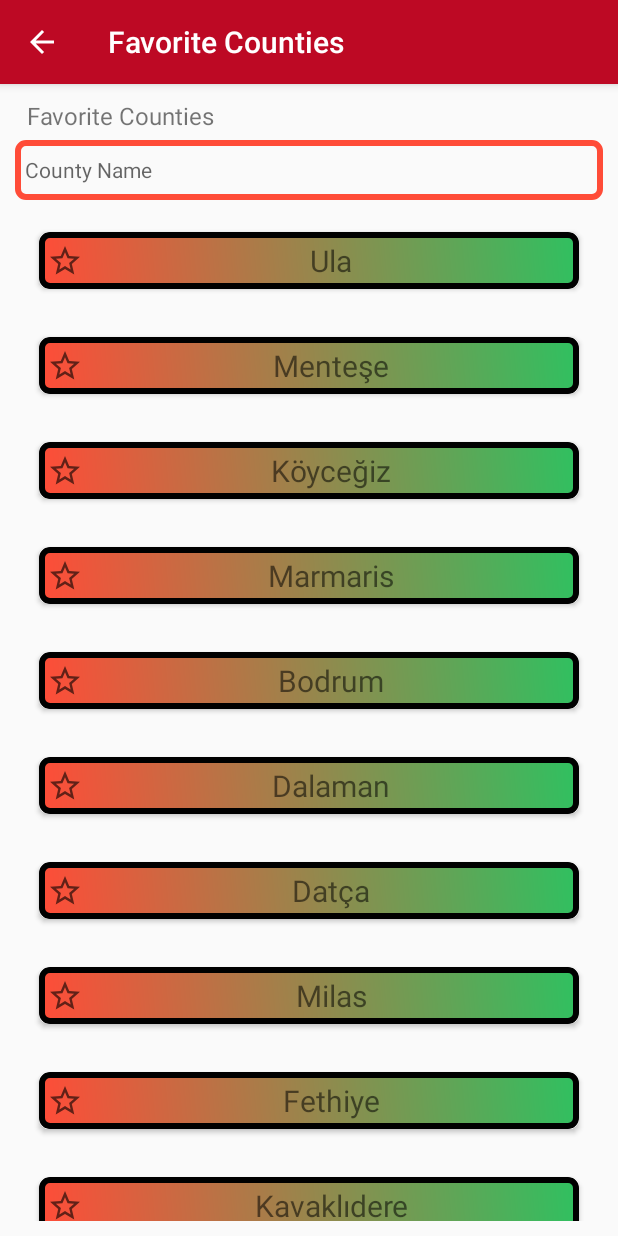
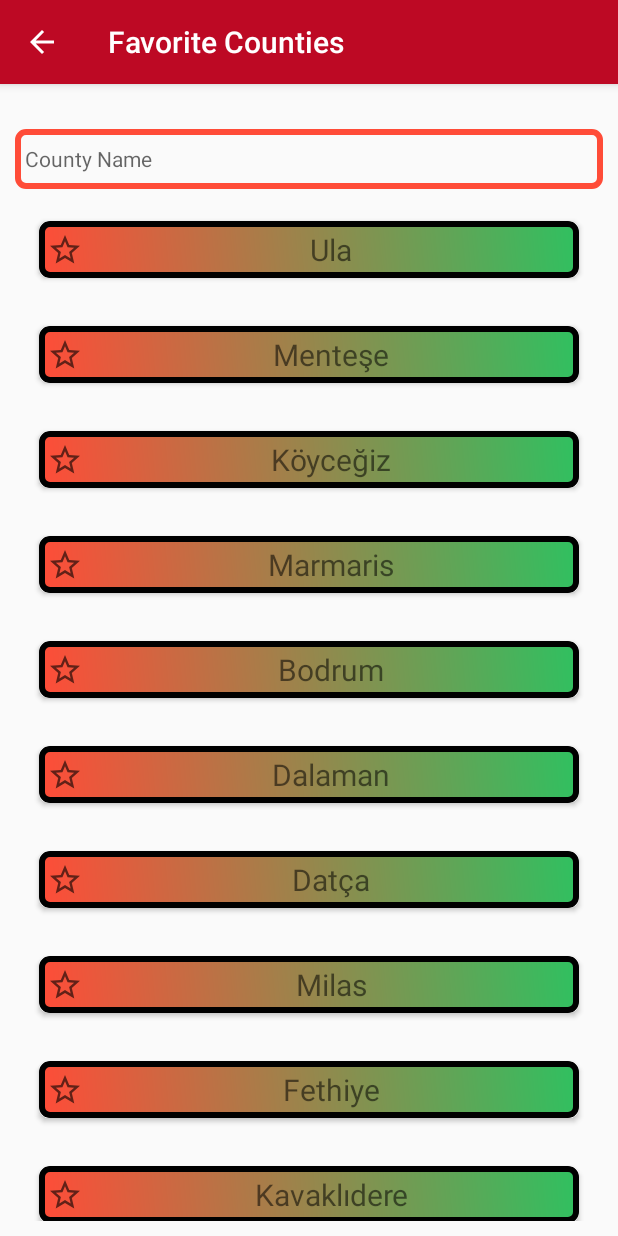
Before and after one commit to VirtusRnD/WAPS_MOBILE, an Android app: the FavCounties screen opened directly, with no data from a screen before it, on a phone screen of 412 x 824 dp. Run offline under Robolectric (Android 15) with nearby library versions, the phone set to English and light mode, and no system bars; our stand-ins replace Firebase (no records; nobody signed in at launch, a user with empty details on screens opened directly).

Commit message:
"bug fix"

```diff
--- a/app/src/main/java/WildfireAnalysisAndPredictionSystem/test2/PopDeleteAccount.java
+++ b/app/src/main/java/WildfireAnalysisAndPredictionSystem/test2/PopDeleteAccount.java
@@ -31,6 +31,7 @@
                 SaveSharedPreference.clearUserName(PopDeleteAccount.this);
                 Intent intent = new Intent(PopDeleteAccount.this, SignInPageActivity.class);
                 startActivity(intent);
+                finishAffinity();
                 //TODO somehow kill settingsPage for the user not being able to sign in by back button
             }
         });
--- a/app/src/main/java/WildfireAnalysisAndPredictionSystem/test2/SettingsPageActivity.java
+++ b/app/src/main/java/WildfireAnalysisAndPredictionSystem/test2/SettingsPageActivity.java
@@ -141,7 +141,6 @@
 
                 Intent intent = new Intent(SettingsPageActivity.this, PopDeleteAccount.class);
                 startActivity(intent);
-                finishAffinity();
             }
         });
     }
--- a/app/src/main/res/layout/activity_fav_counties.xml
+++ b/app/src/main/res/layout/activity_fav_counties.xml
@@ -7,19 +7,6 @@
     android:layout_height="match_parent"
     tools:context=".FavCounties">
 
-  <TextView
-      android:id="@+id/fav_county"
-      android:layout_width="wrap_content"
-      android:layout_height="wrap_content"
-
-      android:layout_marginStart="10dp"
-      android:layout_marginTop="10dp"
-
-      android:text="  Favorite Counties"
-      android:textSize="16dp"
-
-      app:layout_constraintStart_toStartOf="parent"
-      app:layout_constraintTop_toTopOf="parent" />
 
   <EditText
       android:id="@+id/fav_input"
@@ -27,7 +14,7 @@
       android:layout_height="40dp"
       android:layout_marginStart="10dp"
 
-      android:layout_marginTop="5dp"
+      android:layout_marginTop="30dp"
 
       android:layout_marginEnd="10dp"
       android:background="@drawable/box_red"
@@ -38,7 +25,7 @@
 
       app:layout_constraintEnd_toEndOf="parent"
       app:layout_constraintStart_toStartOf="parent"
-      app:layout_constraintTop_toBottomOf="@+id/fav_county" />
+      app:layout_constraintTop_toTopOf="parent" />
 
   <androidx.recyclerview.widget.RecyclerView
       android:id="@+id/county_list"
```
